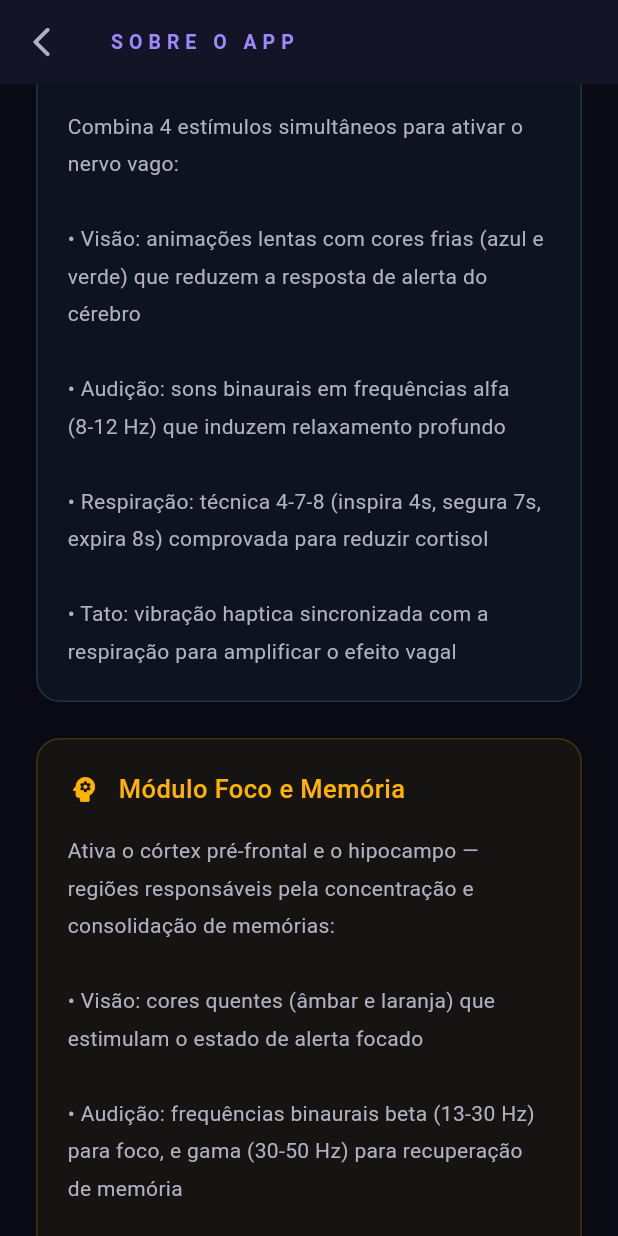
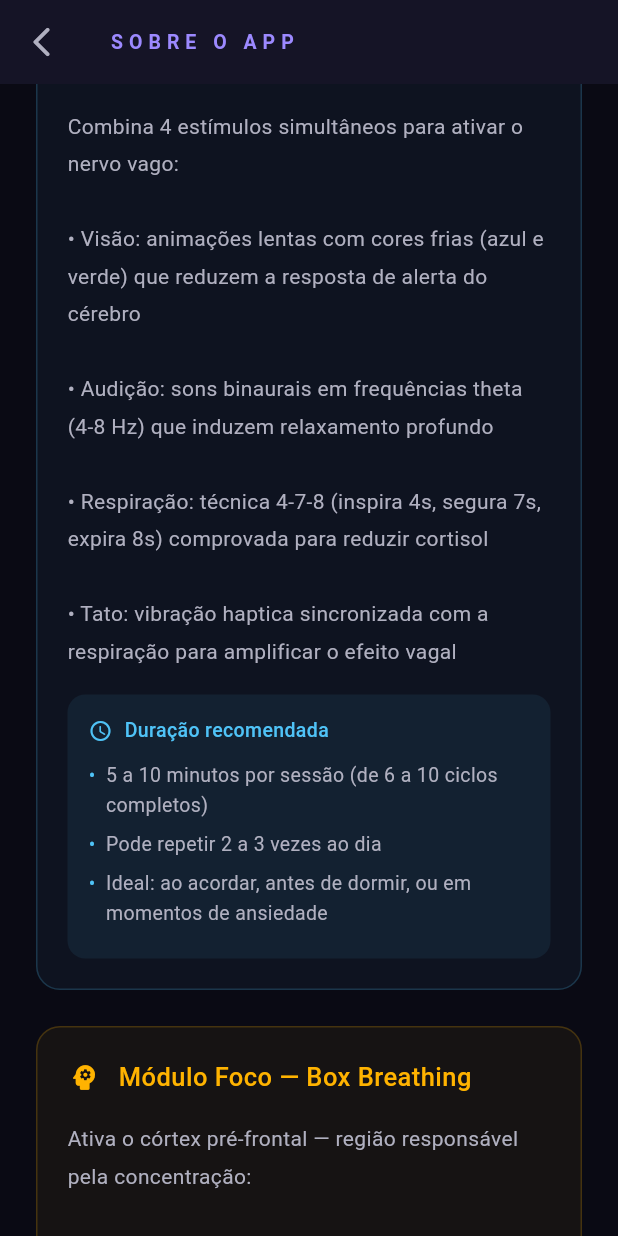
Before and after one commit to sarabiotto/Biblioteca, a Flutter app: the MenuScreen screen opened directly, scrolled down 576 dp, on a phone screen of 412 x 824 dp. Run offline on Flutter 3.47's test engine with Material 3 defaults, Android fonts, the phone set to English and light mode, and no system bars; our stand-ins replace audioplayers, vibration.

Commit message:
Update menu_screen.dart

```diff
--- a/lib/screens/menu_screen.dart
+++ b/lib/screens/menu_screen.dart
@@ -12,8 +12,10 @@ class MenuScreen extends StatelessWidget {
         backgroundColor: Colors.transparent,
         elevation: 0,
         leading: IconButton(
-          icon: const Icon(Icons.arrow_back_ios_rounded,
-              color: AppTheme.textSecondary),
+          icon: const Icon(
+            Icons.arrow_back_ios_rounded,
+            color: AppTheme.textSecondary,
+          ),
           onPressed: () => Navigator.pop(context),
         ),
         title: const Text(
@@ -31,7 +33,6 @@ class MenuScreen extends StatelessWidget {
         child: Column(
           crossAxisAlignment: CrossAxisAlignment.start,
           children: [
-            // Título
             const Text(
               'Como o PulseBio funciona',
               style: TextStyle(
@@ -53,7 +54,6 @@ class MenuScreen extends StatelessWidget {
 
             const SizedBox(height: 40),
 
-            // Seção Nervo Vago
             _InfoSection(
               icon: Icons.hub_rounded,
               color: AppTheme.destressPrimary,
@@ -64,29 +64,64 @@ class MenuScreen extends StatelessWidget {
 
             const SizedBox(height: 24),
 
-            // Seção Módulo Desestresse
             _InfoSection(
               icon: Icons.waves_rounded,
               color: AppTheme.destressPrimary,
               title: 'Módulo Desestresse',
               content:
-                  'Combina 4 estímulos simultâneos para ativar o nervo vago:\n\n• Visão: animações lentas com cores frias (azul e verde) que reduzem a resposta de alerta do cérebro\n\n• Audição: sons binaurais em frequências alfa (8-12 Hz) que induzem relaxamento profundo\n\n• Respiração: técnica 4-7-8 (inspira 4s, segura 7s, expira 8s) comprovada para reduzir cortisol\n\n• Tato: vibração haptica sincronizada com a respiração para amplificar o efeito vagal',
+                  'Combina 4 estímulos simultâneos para ativar o nervo vago:\n\n• Visão: animações lentas com cores frias (azul e verde) que reduzem a resposta de alerta do cérebro\n\n• Audição: sons binaurais em frequências theta (4-8 Hz) que induzem relaxamento profundo\n\n• Respiração: técnica 4-7-8 (inspira 4s, segura 7s, expira 8s) comprovada para reduzir cortisol\n\n• Tato: vibração haptica sincronizada com a respiração para amplificar o efeito vagal',
+              duracao: _DuracaoInfo(
+                titulo: 'Duração recomendada',
+                itens: [
+                  '5 a 10 minutos por sessão (de 6 a 10 ciclos completos)',
+                  'Pode repetir 2 a 3 vezes ao dia',
+                  'Ideal: ao acordar, antes de dormir, ou em momentos de ansiedade',
+                ],
+                color: AppTheme.destressPrimary,
+              ),
             ),
 
             const SizedBox(height: 24),
 
-            // Seção Módulo Foco
             _InfoSection(
               icon: Icons.psychology_rounded,
               color: AppTheme.focusPrimary,
-              title: 'Módulo Foco e Memória',
+              title: 'Módulo Foco — Box Breathing',
               content:
-                  'Ativa o córtex pré-frontal e o hipocampo — regiões responsáveis pela concentração e consolidação de memórias:\n\n• Visão: cores quentes (âmbar e laranja) que estimulam o estado de alerta focado\n\n• Audição: frequências binaurais beta (13-30 Hz) para foco, e gama (30-50 Hz) para recuperação de memória\n\n• Respiração: Box Breathing (4-4-4-4) usado por atletas e militares para máxima concentração\n\n• Timer Pomodoro: sessões de 25 minutos com pausas guiadas para otimizar a retenção',
+                  'Ativa o córtex pré-frontal — região responsável pela concentração:\n\n• Visão: cores quentes (âmbar e laranja) que estimulam o estado de alerta focado\n\n• Audição: frequências binaurais beta (13-30 Hz) para foco e concentração\n\n• Respiração: Box Breathing (4-4-4-4) usado por atletas e militares para máxima concentração',
+              duracao: _DuracaoInfo(
+                titulo: 'Duração recomendada',
+                itens: [
+                  '3 a 5 minutos antes de começar a estudar',
+                  '4 a 8 ciclos completos por sessão',
+                  'Pode repetir entre os blocos de Pomodoro, na pausa',
+                ],
+                color: AppTheme.focusPrimary,
+              ),
             ),
 
             const SizedBox(height: 24),
 
-            // Seção Respiração
+            _InfoSection(
+              icon: Icons.timer_outlined,
+              color: AppTheme.focusPrimary,
+              title: 'Módulo Foco — Pomodoro',
+              content:
+                  'Técnica de produtividade que alterna blocos de foco intenso com pausas curtas, respeitando o limite natural de atenção do cérebro.\n\nDurante a pausa, o cérebro consolida o que foi estudado — por isso a pausa é parte do aprendizado, não uma interrupção dele.',
+              duracao: _DuracaoInfo(
+                titulo: 'Estrutura recomendada',
+                itens: [
+                  '25 minutos de foco + 5 minutos de pausa (1 rodada)',
+                  'Repetir por 4 rodadas seguidas',
+                  'Após as 4 rodadas, fazer uma pausa longa de 15 a 30 minutos',
+                  'Sessão completa: aproximadamente 2 horas',
+                ],
+                color: AppTheme.focusPrimary,
+              ),
+            ),
+
+            const SizedBox(height: 24),
+
             _InfoSection(
               icon: Icons.air_rounded,
               color: AppTheme.homePrimary,
@@ -97,25 +132,25 @@ class MenuScreen extends StatelessWidget {
 
             const SizedBox(height: 24),
 
-            // Seção Sons Binaurais
             _InfoSection(
               icon: Icons.hearing_rounded,
               color: AppTheme.homePrimary,
               title: 'Sons Binaurais',
               content:
-                  'Sons binaurais funcionam quando frequências ligeiramente diferentes são tocadas em cada ouvido. O cérebro percebe a diferença entre elas e sincroniza suas ondas cerebrais com essa frequência.\n\nUse sempre fones de ouvido para o efeito completo.\n\nFrequências usadas no app:\n• Delta (1-4 Hz): sono profundo\n• Teta (4-8 Hz): meditação e criatividade\n• Alfa (8-12 Hz): relaxamento e calma\n• Beta (13-30 Hz): foco e concentração\n• Gama (30-50 Hz): memória e aprendizado',
+                  'Sons binaurais funcionam quando frequências ligeiramente diferentes são tocadas em cada ouvido. O cérebro percebe a diferença entre elas e sincroniza suas ondas cerebrais com essa frequência.\n\nUse sempre fones de ouvido para o efeito completo.\n\nFrequências usadas no app:\n• Theta (4-8 Hz): relaxamento profundo — Desestresse\n• Beta (13-30 Hz): foco e concentração — Foco',
             ),
 
             const SizedBox(height: 40),
 
-            // Rodapé
             Container(
               padding: const EdgeInsets.all(20),
               decoration: BoxDecoration(
                 color: AppTheme.homePrimary.withOpacity(0.06),
                 borderRadius: BorderRadius.circular(16),
                 border: Border.all(
-                    color: AppTheme.homePrimary.withOpacity(0.15), width: 1),
+                  color: AppTheme.homePrimary.withOpacity(0.15),
+                  width: 1,
+                ),
               ),
               child: const Text(
                 '⚠️ O PulseBio é uma ferramenta de bem-estar e não substitui acompanhamento médico ou psicológico profissional.',
@@ -135,17 +170,31 @@ class MenuScreen extends StatelessWidget {
   }
 }
 
+class _DuracaoInfo {
+  final String titulo;
+  final List<String> itens;
+  final Color color;
+
+  _DuracaoInfo({
+    required this.titulo,
+    required this.itens,
+    required this.color,
+  });
+}
+
 class _InfoSection extends StatelessWidget {
   final IconData icon;
   final Color color;
   final String title;
   final String content;
+  final _DuracaoInfo? duracao;
 
   const _InfoSection({
     required this.icon,
     required this.color,
     required this.title,
     required this.content,
+    this.duracao,
   });
 
   @override
@@ -184,6 +233,67 @@ class _InfoSection extends StatelessWidget {
               height: 1.75,
             ),
           ),
+          if (duracao != null) ...[
+            const SizedBox(height: 16),
+            Container(
+              padding: const EdgeInsets.all(14),
+              decoration: BoxDecoration(
+                color: duracao!.color.withOpacity(0.08),
+                borderRadius: BorderRadius.circular(12),
+              ),
+              child: Column(
+                crossAxisAlignment: CrossAxisAlignment.start,
+                children: [
+                  Row(
+                    children: [
+                      Icon(
+                        Icons.schedule_rounded,
+                        color: duracao!.color,
+                        size: 16,
+                      ),
+                      const SizedBox(width: 8),
+                      Text(
+                        duracao!.titulo,
+                        style: TextStyle(
+                          color: duracao!.color,
+                          fontSize: 13,
+                          fontWeight: FontWeight.w500,
+                        ),
+                      ),
+                    ],
+                  ),
+                  const SizedBox(height: 10),
+                  ...duracao!.itens.map(
+                    (item) => Padding(
+                      padding: const EdgeInsets.only(bottom: 6),
+                      child: Row(
+                        crossAxisAlignment: CrossAxisAlignment.start,
+                        children: [
+                          Text(
+                            '•  ',
+                            style: TextStyle(
+                              color: duracao!.color,
+                              fontSize: 13,
+                            ),
+                          ),
+                          Expanded(
+                            child: Text(
+                              item,
+                              style: const TextStyle(
+                                color: AppTheme.textSecondary,
+                                fontSize: 13,
+                                height: 1.5,
+                              ),
+                            ),
+                          ),
+                        ],
+                      ),
+                    ),
+                  ),
+                ],
+              ),
+            ),
+          ],
         ],
       ),
     );
```
